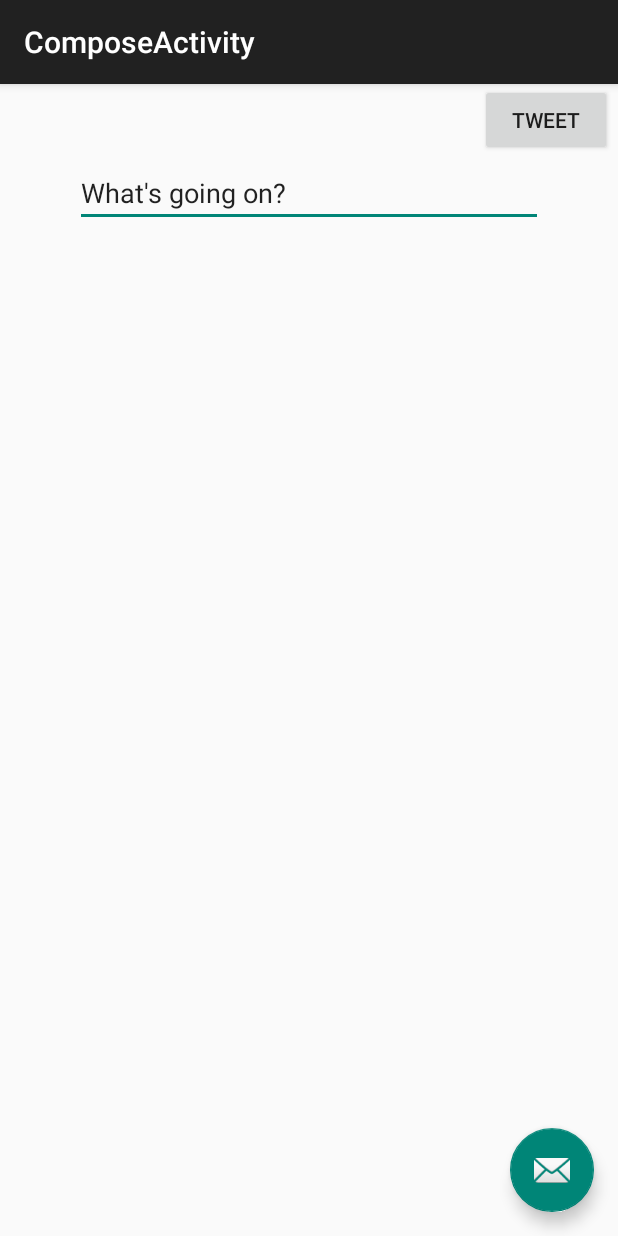
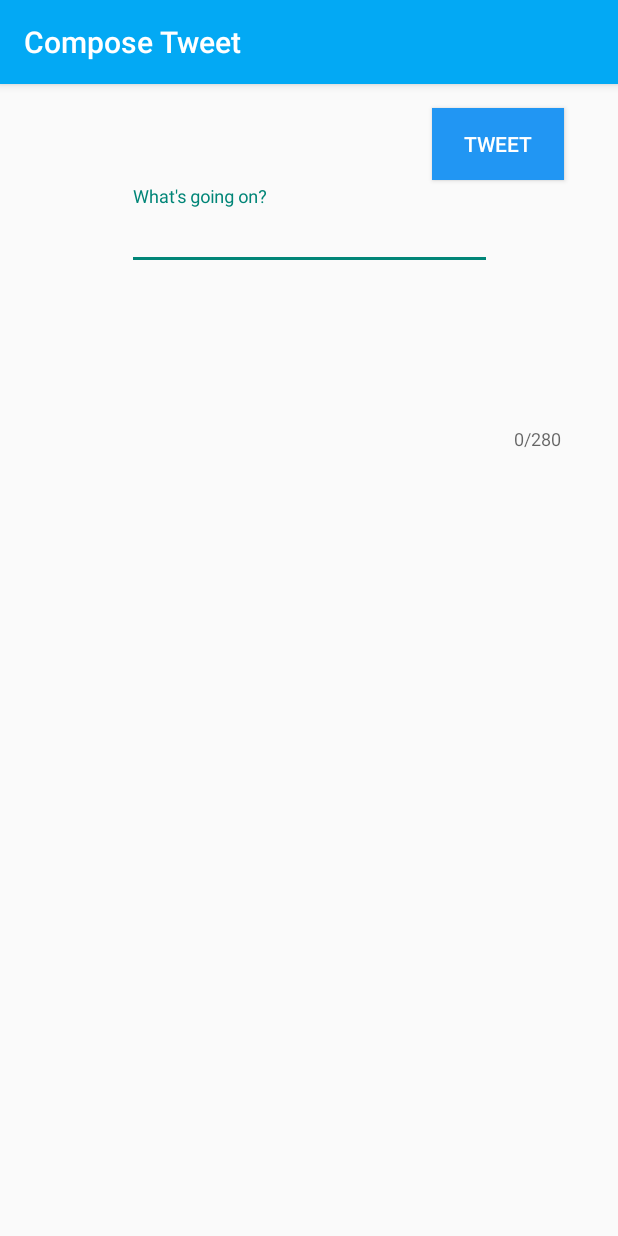
Before and after one commit to BRADm117/MySimpleTweets2, an Android app: the ComposeActivity screen opened directly, with no data from a screen before it, on a phone screen of 412 x 824 dp. Run offline under Robolectric (Android 15) with nearby library versions, the phone set to English and light mode, and no system bars; our stand-ins replace Room's generated code; libraries missing offline, so code that uses them is left out: com.facebook.stetho, com.loopj.android, cz.msebera.android, org.parceler; 1 statement that could not run was skipped.

Commit message:
All required Stories Complete

```diff
--- a/app/src/main/java/com/codepath/apps/restclienttemplate/ComposeActivity.java
+++ b/app/src/main/java/com/codepath/apps/restclienttemplate/ComposeActivity.java
@@ -26,6 +26,8 @@ public class ComposeActivity extends AppCompatActivity {
     ArrayAdapter<String> tweetAdapter; //List view and Recycler view are views that show data
     private final int REQUEST_CODE = 20;
 
+
+
     @Override
     protected void onCreate(Bundle savedInstanceState) {
         super.onCreate(savedInstanceState);
@@ -33,20 +35,13 @@ public class ComposeActivity extends AppCompatActivity {
         Toolbar toolbar = findViewById(R.id.toolbar);
         setSupportActionBar(toolbar);
         client = TwitterApp.getRestClient(this); //gives access to send tweet function to client
-
-//        FloatingActionButton fab = findViewById(R.id.fab);
-//        fab.setOnClickListener(new View.OnClickListener() {
-//            @Override
-//            public void onClick(View view) {
-//
-//            }
-//        });
-
+        setTitle("Compose Tweet");
         Button button = findViewById(R.id.sendTweet);
         button.setOnClickListener(new View.OnClickListener() {
             @Override
             public void onClick(View v) {
                 EditText etNewItem = (EditText) findViewById(R.id.et_simple);
+                ///Potential Character count code
                 String itemText = etNewItem.getText().toString();
                 etNewItem.setText("");
                 client.sendTweet(itemText, new JsonHttpResponseHandler(){
--- a/app/src/main/java/com/codepath/apps/restclienttemplate/TwitterClient.java
+++ b/app/src/main/java/com/codepath/apps/restclienttemplate/TwitterClient.java
@@ -23,8 +23,8 @@ import com.loopj.android.http.RequestParams;
 public class TwitterClient extends OAuthBaseClient {
 	public static final BaseApi REST_API_INSTANCE = TwitterApi.instance(); // Change this
 	public static final String REST_URL = "https://api.twitter.com/1.1"; // Change this, base API URL
-	public static final String REST_CONSUMER_KEY = "4KxocRp2Wh8RZ9cy1KJEjxGVy";       // Change this
-	public static final String REST_CONSUMER_SECRET = "EeyJ4vEZN3al7c0C13bMwAY3pGc2RASrampYtvJvnX1kLDHKJf"; // Change this
+	public static final String REST_CONSUMER_KEY = "TEkkex4tqDbKHf0vWafhdTNdG";       // Change this
+	public static final String REST_CONSUMER_SECRET = "zcDJIfZPTT5Ivo5NqUuQ735ld3zuQVsugnP9Nsc38jx2NKYRVU"; // Change this
 
 	// Landing page to indicate the OAuth flow worked in case Chrome for Android 25+ blocks navigation back to the app.
 	public static final String FALLBACK_URL = "https://codepath.github.io/android-rest-client-template/success.html";
--- a/app/src/main/java/com/codepath/apps/restclienttemplate/models/Tweet.java
+++ b/app/src/main/java/com/codepath/apps/restclienttemplate/models/Tweet.java
@@ -13,8 +13,10 @@ public class Tweet {
     public long uid; //database ID for the tweet
     public User user;
     public String createdAt;
+    //public Entities entities;
 
     public Tweet(){}
+
 
     //deserialize the JSON
     public static Tweet fromJSON(JSONObject jsonObject) throws JSONException {
@@ -25,6 +27,7 @@ public class Tweet {
         tweet.uid = jsonObject.getLong("id");
         tweet.createdAt = jsonObject.getString("created_at");
         tweet.user = User.fromJSON(jsonObject.getJSONObject("user"));
+        //tweet.entities = Entities.fromJSON(jsonObject.getJSONObject("extended_entities"));
         return tweet;
 
     }
--- a/app/src/main/res/layout/activity_compose.xml
+++ b/app/src/main/res/layout/activity_compose.xml
@@ -9,25 +9,18 @@
     <android.support.design.widget.AppBarLayout
         android:layout_width="match_parent"
         android:layout_height="wrap_content"
-        android:theme="@style/AppTheme.AppBarOverlay">
+        android:theme="@style/AppTheme.AppBarOverlay"
+        android:background="@color/medium_red">
 
         <android.support.v7.widget.Toolbar
             android:id="@+id/toolbar"
             android:layout_width="match_parent"
             android:layout_height="?attr/actionBarSize"
-            android:background="?attr/colorPrimary"
+            android:background="#03A9F4"
             app:popupTheme="@style/AppTheme.PopupOverlay" />
 
     </android.support.design.widget.AppBarLayout>
 
     <include layout="@layout/content_compose" />
 
-    <android.support.design.widget.FloatingActionButton
-        android:id="@+id/fab"
-        android:layout_width="wrap_content"
-        android:layout_height="wrap_content"
-        android:layout_gravity="bottom|end"
-        android:layout_margin="@dimen/fab_margin"
-        app:srcCompat="@android:drawable/ic_dialog_email" />
-
 </android.support.design.widget.CoordinatorLayout>
--- a/app/src/main/res/layout/content_compose.xml
+++ b/app/src/main/res/layout/content_compose.xml
@@ -8,29 +8,56 @@
     tools:context=".ComposeActivity"
     tools:showIn="@layout/activity_compose">
 
+    <android.support.design.widget.TextInputLayout
+        android:layout_width="wrap_content"
+        android:layout_height="wrap_content"
+        android:layout_marginStart="8dp"
+        android:layout_marginTop="68dp"
+        android:layout_marginEnd="8dp"
+        android:hint="What's going on?"
+        app:counterEnabled="true"
+        app:counterMaxLength="280"
+        app:layout_constraintEnd_toEndOf="parent"
+        app:layout_constraintStart_toStartOf="parent"
+        app:layout_constraintTop_toTopOf="parent">
+
         <EditText
             android:id="@+id/et_simple"
-        android:layout_width="match_parent"
-        android:layout_height="wrap_content"
+            android:layout_width="243dp"
+            android:layout_height="match_parent"
             android:layout_marginStart="50dp"
             android:layout_marginTop="50dp"
             android:layout_marginEnd="50dp"
             android:layout_marginBottom="100dp"
-        android:maxLength="160"
-        android:text="What's going on?"
+            android:maxLength="280"
             app:layout_constraintBottom_toBottomOf="parent"
             app:layout_constraintEnd_toEndOf="parent"
             app:layout_constraintHorizontal_bias="1.0"
             app:layout_constraintStart_toStartOf="parent"
             app:layout_constraintTop_toTopOf="parent"
             app:layout_constraintVertical_bias="0.0" />
+    </android.support.design.widget.TextInputLayout>
 
     <Button
         android:id="@+id/sendTweet"
         android:layout_width="wrap_content"
         android:layout_height="wrap_content"
-        android:layout_marginStart="320dp"
+        android:layout_marginStart="288dp"
+        android:layout_marginTop="16dp"
+        android:background="#2196F3"
         android:text="Tweet"
+        android:textColor="@color/white"
         app:layout_constraintStart_toStartOf="parent"
         app:layout_constraintTop_toTopOf="parent" />
+
+    <TextView
+        android:id="@+id/tvCount"
+        android:layout_width="wrap_content"
+        android:layout_height="wrap_content"
+        android:layout_marginStart="236dp"
+        android:layout_marginTop="620dp"
+        app:layout_constraintStart_toStartOf="parent"
+        app:layout_constraintTop_toTopOf="parent" />
+
+
 </android.support.constraint.ConstraintLayout>
--- a/app/src/main/res/layout/item_tweet.xml
+++ b/app/src/main/res/layout/item_tweet.xml
@@ -33,6 +33,8 @@
         android:layout_height="wrap_content"
         android:layout_marginStart="5dp"
         android:text="TextView"
+        android:autoLink="all"
+        android:linksClickable="true"
         app:layout_constraintStart_toEndOf="@+id/ivProfileImage"
         app:layout_constraintTop_toBottomOf="@+id/tvUserName" />
 
@@ -45,4 +47,6 @@
         app:layout_constraintHorizontal_bias="1.0"
         app:layout_constraintStart_toEndOf="@+id/tvUserName"
         app:layout_constraintTop_toTopOf="parent" />
+
+
 </android.support.constraint.ConstraintLayout>
--- a/app/src/main/res/values/styles.xml
+++ b/app/src/main/res/values/styles.xml
@@ -22,4 +22,8 @@
 
     <style name="AppTheme.PopupOverlay" parent="ThemeOverlay.AppCompat.Light" />
 
+
+
+
+
 </resources>
```
Also changed, not shown: app/src/main/java/com/codepath/apps/restclienttemplate/TimelineActivity.java (+43 -0 lines), app/src/main/java/com/codepath/apps/restclienttemplate/TweetAdapter.java (+15 -1 lines), app/src/main/res/layout/activity_timeline.xml (+7 -0 lines), app/src/main/res/values/strings.xml (+23 -0 lines). Lines whose indentation alone changed are shown as unchanged.
